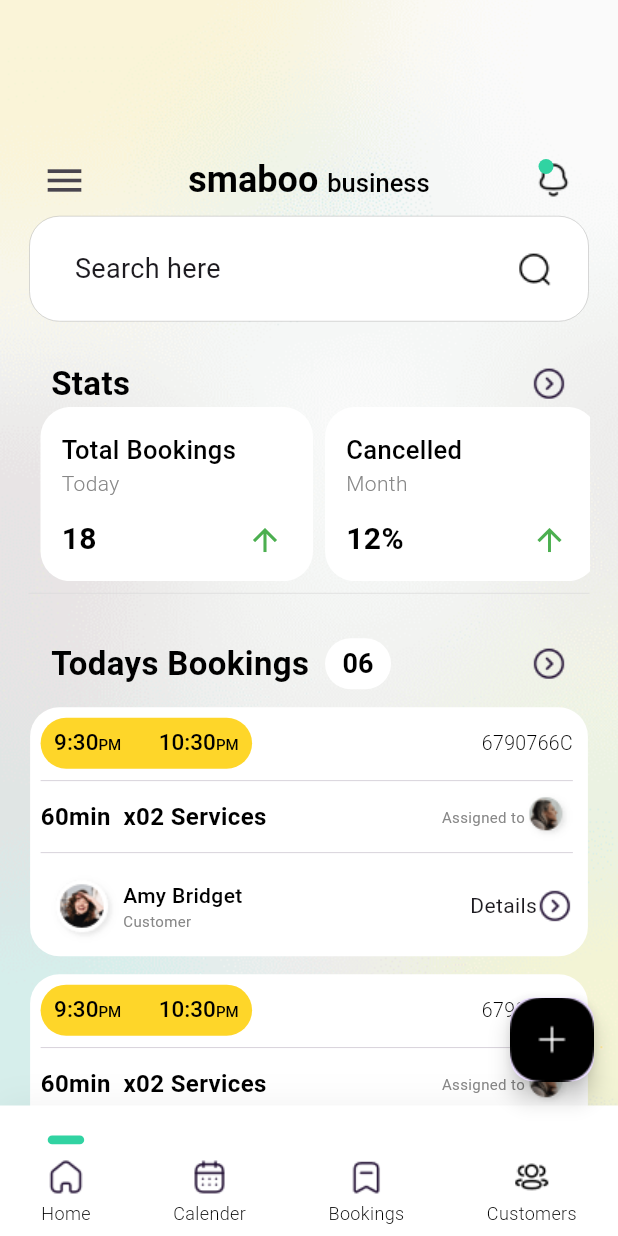
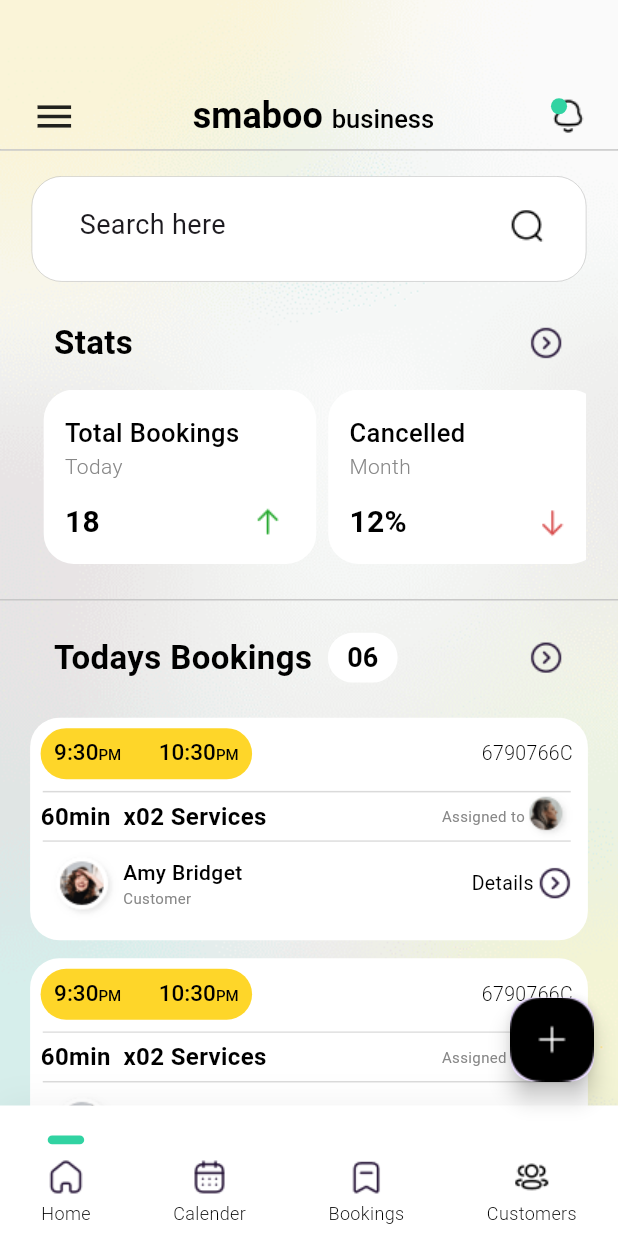
Before and after one commit to AyoShansala/smaboo-app, a Flutter app: the screen it shows after launch, on a phone screen of 412 x 824 dp. Run offline on Flutter 3.47's test engine with Material 2 defaults, Android fonts, the light colour scheme and no system bars; our stand-ins replace flutter_screenutil; Roboto replaces fonts that are missing (Poppins).

Commit message:
ui issues problems fixed

```diff
--- a/lib/home_screens/home_screen.dart
+++ b/lib/home_screens/home_screen.dart
@@ -15,95 +15,29 @@
   @override
   Widget build(BuildContext context) {
     return Scaffold(
-      // appBar: AppBar(
-      //   leading: IconButton(
-      //     onPressed: () {},
-      //     icon: const Icon(
-      //       Icons.menu,
-      //       size: 30,
-      //     ),
-      //   ),
-      //   title: RichText(
-      //     text: const TextSpan(
-      //       children: [
-      //         TextSpan(
-      //           style: TextStyle(
-      //             color: Color(0xff000000),
-      //             fontWeight: FontWeight.w600,
-      //             fontFamily: "Poppins",
-      //             fontStyle: FontStyle.normal,
-      //             fontSize: 24.0,
-      //           ),
-      //           text: "smaboo ",
-      //         ),
-      //         TextSpan(
-      //           style: TextStyle(
-      //             color: Color(0xff000000),
-      //             fontWeight: FontWeight.w500,
-      //             fontFamily: "Poppins",
-      //             fontStyle: FontStyle.normal,
-      //             fontSize: 17.0,
-      //           ),
-      //           text: "business",
-      //         ),
-      //       ],
-      //     ),
-      //   ),
-      //   centerTitle: true,
-      //   elevation: 0.5,
-      //   backgroundColor: Colors.transparent,
-      //   actions: [
-      //     Stack(
-      //       children: [
-      //         IconButton(
-      //           onPressed: () {},
-      //           icon: Image.asset("icons/bell24.png"),
-      //         ),
-      //         Positioned(
-      //           top: 10,
-      //           left: 14,
-      //           child: Container(
-      //             width: 10,
-      //             height: 10,
-      //             decoration: const BoxDecoration(
-      //               shape: BoxShape.circle,
-      //               color: Color(0xff31d3a2),
-      //             ),
-      //           ),
-      //         ),
-      //       ],
-      //     )
-      //   ],
-      // ),
-      //extendBodyBehindAppBar: true,
       body: Container(
-        width: double.infinity,
-        height: double.infinity,
+        // width: double.infinity,
+        // height: double.infinity,
         decoration: const BoxDecoration(
           image: DecorationImage(
             image: AssetImage("assets/bg.png"),
             fit: BoxFit.cover,
           ),
         ),
-        child: Padding(
-          padding: const EdgeInsets.only(
-            left: 19,
-            right: 19,
-            top: 96,
+        child: Column(
+          children: [
+            Padding(
+              padding: EdgeInsets.only(
+                left: 20.w,
+                right: 20.w,
+                top: 64.h,
               ),
-          child: Stack(
-            children: [
-              Column(
-                children: [
-                  Row(
+              child: Row(
                 mainAxisAlignment: MainAxisAlignment.spaceBetween,
                 children: [
-                      IconButton(
-                        onPressed: () {},
-                        icon: const Icon(
+                  Icon(
                     Icons.menu,
                     size: 30,
-                        ),
                   ),
                   RichText(
                     text: const TextSpan(
@@ -133,16 +67,13 @@
                   ),
                   Stack(
                     children: [
-                          IconButton(
-                            onPressed: () {},
-                            icon: Image.asset("icons/bell24.png"),
-                          ),
+                      Image.asset("icons/bell24.png"),
                       Positioned(
-                            top: 10,
-                            left: 14,
+                        top: 0.h,
+                        left: 0.w,
                         child: Container(
-                              width: 10,
-                              height: 10,
+                          width: 11.w,
+                          height: 11.h,
                           decoration: const BoxDecoration(
                             shape: BoxShape.circle,
                             color: Color(0xff31d3a2),
@@ -153,7 +84,35 @@
                   )
                 ],
               ),
-                  Container(
+            ),
+            Padding(
+              padding: EdgeInsets.only(
+                top: 7,
+                bottom: 17,
+              ),
+              child: Container(
+                width: 390.w,
+                height: 1.h,
+                decoration: BoxDecoration(
+                  border: Border.all(
+                    color: const Color(0xffc7c7c7),
+                    width: 0.5,
+                  ),
+                ),
+              ),
+            ),
+            Expanded(
+              child: Stack(
+                children: [
+                  SingleChildScrollView(
+                    child: Column(
+                      children: [
+                        Padding(
+                          padding: EdgeInsets.only(
+                            left: 20.w,
+                            right: 20.w,
+                          ),
+                          child: Container(
                             width: 353.w,
                             height: 72.h,
                             decoration: BoxDecoration(
@@ -161,18 +120,23 @@
                                 Radius.circular(20),
                               ),
                               border: Border.all(
-                          color: const Color(0xff979797), width: 0.25),
+                                color: const Color(0xff979797),
+                                width: 0.25,
+                              ),
                               color: const Color(0xffffffff),
                             ),
                             child: Padding(
                               padding: EdgeInsets.only(
-                        left: 30,
-                        right: 24,
+                                left: 30.w,
+                                right: 26.w,
+                                top: 19.h,
+                                bottom: 24.h,
                               ),
                               child: Row(
-                        mainAxisAlignment: MainAxisAlignment.spaceBetween,
+                                mainAxisAlignment:
+                                    MainAxisAlignment.spaceBetween,
                                 children: [
-                          Text(
+                                  const Text(
                                     "Search here",
                                     style: TextStyle(
                                       fontSize: 18,
@@ -185,11 +149,17 @@
                               ),
                             ),
                           ),
+                        ),
                         Padding(
-                    padding: const EdgeInsets.only(
-                      top: 26,
-                      left: 15,
-                      right: 15,
+                          padding: EdgeInsets.only(
+                            top: 26.h,
+                            left: 20.w,
+                            right: 20.w,
+                          ),
+                          child: Padding(
+                            padding: EdgeInsets.only(
+                              left: 14.w,
+                              right: 14.w,
                             ),
                             child: Row(
                               mainAxisAlignment: MainAxisAlignment.spaceBetween,
@@ -207,37 +177,57 @@
                               ],
                             ),
                           ),
-                  SingleChildScrollView(
+                        ),
+                        Padding(
+                          padding: EdgeInsets.only(
+                            top: 16.h,
+                            bottom: 24.h,
+                            left: 20.w,
+                            right: 20.w,
+                          ),
+                          child: SingleChildScrollView(
                             scrollDirection: Axis.horizontal,
+
                             child: Row(
                               children: [
                                 StateWidgets(
                                   statusTxt: "Total Bookings",
                                   titleTxt: "Today",
                                   numberTxt: "18",
+                                  arrow: "green_up.png",
                                 ),
                                 StateWidgets(
                                   statusTxt: "Cancelled",
                                   titleTxt: "Month",
                                   numberTxt: "12%",
+                                  arrow: "red_down.png",
                                 ),
                                 StateWidgets(
                                   statusTxt: "Total Bookings",
                                   titleTxt: "Today",
                                   numberTxt: "18",
+                                  arrow: "green_up.png",
                                 ),
                               ],
                             ),
                           ),
-                  const Divider(
-                    thickness: 0.5,
-                    color: Color(0xffdadada),
+                        ),
+                        Container(
+                          width: 390.w,
+                          height: 1.h,
+                          decoration: BoxDecoration(
+                            border: Border.all(
+                              color: const Color(0xffc7c7c7),
+                              width: 0.5,
+                            ),
+                          ),
                         ),
                         Padding(
-                    padding: const EdgeInsets.only(
-                      top: 22,
-                      left: 15,
-                      right: 15,
+                          padding: EdgeInsets.only(
+                            top: 22.h,
+                            left: 34.w,
+                            right: 34.w,
+                            bottom: 24.h,
                           ),
                           child: Row(
                             mainAxisAlignment: MainAxisAlignment.spaceBetween,
@@ -257,8 +247,8 @@
                                     width: 10.w,
                                   ),
                                   Container(
-                              width: 44,
-                              height: 34,
+                                    width: 44.w,
+                                    height: 34.h,
                                     decoration: const BoxDecoration(
                                       borderRadius: BorderRadius.all(
                                         Radius.circular(17),
@@ -285,20 +275,21 @@
                             ],
                           ),
                         ),
-                  Expanded(
-                    child: SingleChildScrollView(
-                      child: Column(
-                        children: [
                         BookingWidget(),
                         BookingWidget(),
+                        // Column(
+                        //   children: [
+                        //     BookingWidget(),
+                        //     BookingWidget(),
+                        //   ],
+                        // ),
                       ],
-                      ),
                     ),
                   ),
                 ],
               ),
+            ),
           ],
-          ),
         ),
       ),
       bottomNavigationBar: const BottomNavBar(),
--- a/lib/widgets/booking_widget.dart
+++ b/lib/widgets/booking_widget.dart
@@ -7,10 +7,10 @@
   @override
   Widget build(BuildContext context) {
     return Padding(
-      padding: const EdgeInsets.only(top: 12),
+      padding: const EdgeInsets.only(bottom: 12),
       child: Container(
         width: 352.w,
-        height: 170.h,
+        height: 152.h,
         decoration: BoxDecoration(
           borderRadius: BorderRadius.all(
             Radius.circular(20.r),
@@ -48,11 +48,11 @@
                         mainAxisAlignment: MainAxisAlignment.spaceBetween,
                         children: [
                           RichText(
-                            text: TextSpan(
+                            text: const TextSpan(
                               children: [
                                 TextSpan(
-                                  style: const TextStyle(
-                                    color: const Color(0xff000000),
+                                  style: TextStyle(
+                                    color: Color(0xff000000),
                                     fontWeight: FontWeight.w500,
                                     fontFamily: "Poppins",
                                     fontStyle: FontStyle.normal,
@@ -61,8 +61,8 @@
                                   text: "9:30",
                                 ),
                                 TextSpan(
-                                  style: const TextStyle(
-                                      color: const Color(0xff000000),
+                                  style: TextStyle(
+                                      color: Color(0xff000000),
                                       fontWeight: FontWeight.w500,
                                       fontFamily: "Poppins",
                                       fontStyle: FontStyle.normal,
@@ -73,11 +73,11 @@
                             ),
                           ),
                           RichText(
-                            text: TextSpan(
+                            text: const TextSpan(
                               children: [
                                 TextSpan(
-                                  style: const TextStyle(
-                                    color: const Color(0xff000000),
+                                  style: TextStyle(
+                                    color: Color(0xff000000),
                                     fontWeight: FontWeight.w500,
                                     fontFamily: "Poppins",
                                     fontStyle: FontStyle.normal,
@@ -86,12 +86,13 @@
                                   text: "10:30",
                                 ),
                                 TextSpan(
-                                  style: const TextStyle(
-                                      color: const Color(0xff000000),
-                                      fontWeight: FontWeight.w500,
-                                      fontFamily: "Poppins",
-                                      fontStyle: FontStyle.normal,
-                                      fontSize: 10.0),
+                                  style: TextStyle(
+                                    color: Color(0xff000000),
+                                    fontWeight: FontWeight.w500,
+                                    fontFamily: "Poppins",
+                                    fontStyle: FontStyle.normal,
+                                    fontSize: 10.0,
+                                  ),
                                   text: "PM",
                                 ),
                               ],
@@ -101,10 +102,10 @@
                       ),
                     ),
                   ),
-                  Text(
+                  const Text(
                     "6790766C",
-                    style: const TextStyle(
-                      color: const Color(0xff000000),
+                    style: TextStyle(
+                      color: Color(0xff000000),
                       fontWeight: FontWeight.w300,
                       fontStyle: FontStyle.normal,
                       fontSize: 13.0,
@@ -112,8 +113,22 @@
                   ),
                 ],
               ),
-              Divider(
-                thickness: 0.5,
+              // const Divider(
+              //   thickness: 0.8,
+              //   color: Color(0xffdadada),
+              // ),
+              Padding(
+                padding: EdgeInsets.only(top: 8.h),
+                child: Container(
+                  width: 352,
+                  height: 1,
+                  decoration: BoxDecoration(
+                    border: Border.all(
+                      color: const Color(0xffdadada),
+                      width: 0.5,
+                    ),
+                  ),
+                ),
               ),
               Row(
                 mainAxisAlignment: MainAxisAlignment.spaceBetween,
@@ -145,8 +160,17 @@
                   ),
                 ],
               ),
-              Divider(
-                thickness: 0.5,
+              // const Divider(
+              //   thickness: 0.8,
+              //   color: Color(0xffdadada),
+              // ),
+              Container(
+                width: 352,
+                height: 1,
+                decoration: BoxDecoration(
+                  border:
+                      Border.all(color: const Color(0xffdadada), width: 0.5),
+                ),
               ),
               Row(
                 mainAxisAlignment: MainAxisAlignment.spaceBetween,
@@ -182,7 +206,19 @@
                   ),
                   Row(
                     children: [
-                      Text("Details"),
+                      const Text(
+                        "Details",
+                        style: const TextStyle(
+                          color: const Color(0xff000000),
+                          fontWeight: FontWeight.w400,
+                          fontFamily: "Poppins",
+                          fontStyle: FontStyle.normal,
+                          fontSize: 13.0,
+                        ),
+                      ),
+                      SizedBox(
+                        width: 2.w,
+                      ),
                       Image.asset("icons/c_right.png"),
                     ],
                   )
--- a/lib/widgets/state_widget.dart
+++ b/lib/widgets/state_widget.dart
@@ -5,12 +5,13 @@
   String? statusTxt;
   String? titleTxt;
   String? numberTxt;
-
+  String? arrow;
   StateWidgets({
     super.key,
     this.statusTxt,
     this.titleTxt,
     this.numberTxt,
+    this.arrow,
   });
 
   @override
@@ -71,10 +72,7 @@
                           fontSize: 20.0,
                         ),
                       ),
-                      Icon(
-                        Icons.arrow_upward,
-                        color: Colors.green,
-                      ),
+                      Image.asset("icons/$arrow")
                     ],
                   ),
                 ),
```
Also changed, not shown: icons/red_down.png (renamed from icons/iconlyLightArrowDown_2.png). Lines whose indentation alone changed are shown as unchanged.
